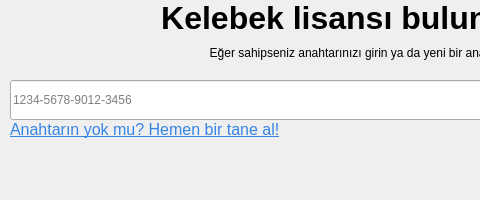
The window that Forms/lisans_dialog.ui (yoseidonn/Kelebek-App) describes before a commit, drawn with Qt 5; both pictures show x 0 to 480 and y 0 to 200 of the 742 by 200 pixel window.
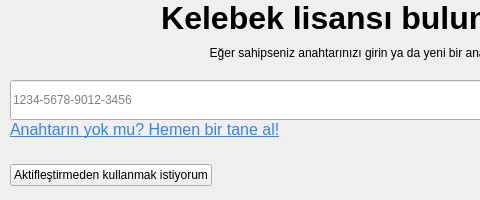
The same window after the commit. Icons and pictures are not drawn.

Diff of the .ui file:
```diff
--- a/Forms/lisans_dialog.ui
+++ b/Forms/lisans_dialog.ui
@@ -322,7 +322,7 @@
              <number>0</number>
             </property>
             <property name="leftMargin">
-             <number>0</number>
+             <number>10</number>
             </property>
             <property name="topMargin">
              <number>0</number>
@@ -333,6 +333,13 @@
             <property name="bottomMargin">
              <number>10</number>
             </property>
+            <item alignment="Qt::AlignLeft">
+             <widget class="QPushButton" name="skipBtn">
+              <property name="text">
+               <string>Aktifleştirmeden kullanmak istiyorum</string>
+              </property>
+             </widget>
+            </item>
             <item alignment="Qt::AlignRight">
              <widget class="QPushButton" name="closeWindowBtn">
               <property name="text">
```
